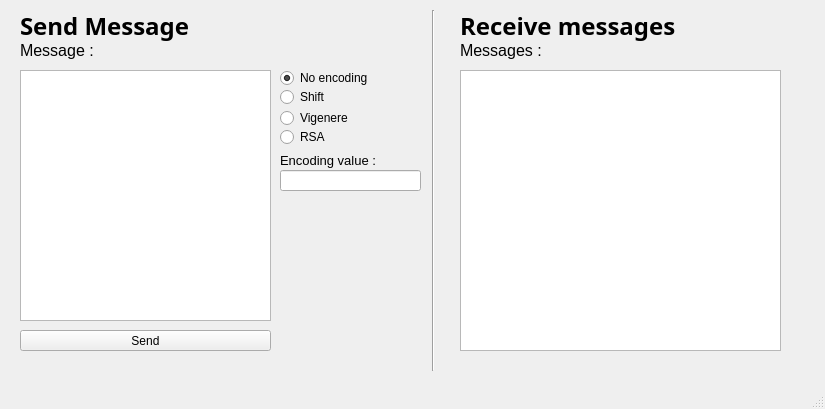
Old version of the form ui/window.ui in the repository Gom01/Cryptography.
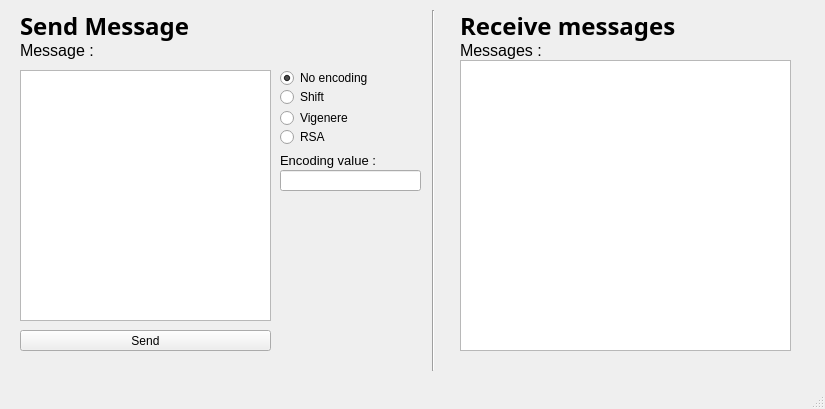
New version of the form.

```diff
--- a/ui/window.ui
+++ b/ui/window.ui
@@ -207,16 +207,6 @@
      <string>Messages :</string>
     </property>
    </widget>
-   <widget class="QTextBrowser" name="txtbReceiver">
-    <property name="geometry">
-     <rect>
-      <x>460</x>
-      <y>70</y>
-      <width>321</width>
-      <height>281</height>
-     </rect>
-    </property>
-   </widget>
    <widget class="Line" name="line">
     <property name="geometry">
      <rect>
@@ -230,6 +220,16 @@
      <enum>Qt::Vertical</enum>
     </property>
    </widget>
+   <widget class="QListView" name="lstReceive">
+    <property name="geometry">
+     <rect>
+      <x>460</x>
+      <y>60</y>
+      <width>331</width>
+      <height>291</height>
+     </rect>
+    </property>
+   </widget>
   </widget>
   <widget class="QMenuBar" name="menubar">
    <property name="geometry">
```
